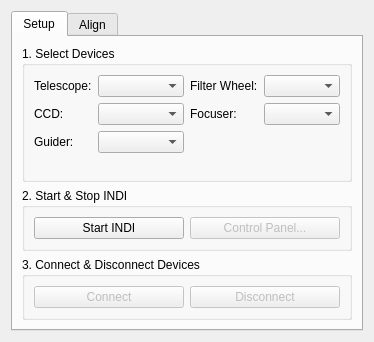
Old version of the form kstars/ekos/ekosmanager.ui in the repository KDE/kstars.
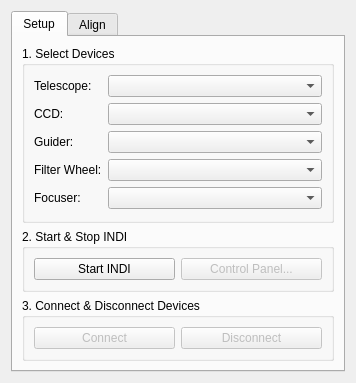
New version of the form. Custom widgets are drawn as their Qt base class.

Commit message: Improving Ekos Manager UI

The edit to the form file:
```diff
--- a/kstars/ekos/ekosmanager.ui
+++ b/kstars/ekos/ekosmanager.ui
@@ -6,8 +6,8 @@
    <rect>
     <x>0</x>
     <y>0</y>
-    <width>374</width>
-    <height>342</height>
+    <width>356</width>
+    <height>370</height>
    </rect>
   </property>
   <property name="windowTitle">
@@ -23,19 +23,17 @@
       <attribute name="title">
        <string>Setup</string>
       </attribute>
-      <layout class="QVBoxLayout" name="verticalLayout_9">
+      <layout class="QVBoxLayout" name="verticalLayout_5">
        <item>
         <widget class="QGroupBox" name="groupBox">
          <property name="title">
           <string>1. Select Devices</string>
          </property>
-         <layout class="QHBoxLayout" name="horizontalLayout_5">
-          <item>
            <layout class="QVBoxLayout" name="verticalLayout_4">
             <item>
              <layout class="QHBoxLayout" name="horizontalLayout">
               <item>
-               <layout class="QVBoxLayout" name="verticalLayout_2">
+             <layout class="QVBoxLayout" name="verticalLayout_3">
                 <item>
                  <widget class="QLabel" name="label_6">
                   <property name="text">
@@ -57,65 +55,6 @@
                   </property>
                  </widget>
                 </item>
-               </layout>
-              </item>
-              <item>
-               <layout class="QVBoxLayout" name="verticalLayout_3">
-                <item>
-                 <widget class="QComboBox" name="telescopeCombo">
-                  <property name="sizePolicy">
-                   <sizepolicy hsizetype="Expanding" vsizetype="Fixed">
-                    <horstretch>0</horstretch>
-                    <verstretch>0</verstretch>
-                   </sizepolicy>
-                  </property>
-                 </widget>
-                </item>
-                <item>
-                 <widget class="QComboBox" name="ccdCombo">
-                  <property name="sizePolicy">
-                   <sizepolicy hsizetype="Expanding" vsizetype="Fixed">
-                    <horstretch>0</horstretch>
-                    <verstretch>0</verstretch>
-                   </sizepolicy>
-                  </property>
-                 </widget>
-                </item>
-                <item>
-                 <widget class="QComboBox" name="guiderCombo">
-                  <property name="sizePolicy">
-                   <sizepolicy hsizetype="Expanding" vsizetype="Fixed">
-                    <horstretch>0</horstretch>
-                    <verstretch>0</verstretch>
-                   </sizepolicy>
-                  </property>
-                 </widget>
-                </item>
-               </layout>
-              </item>
-             </layout>
-            </item>
-            <item>
-             <spacer name="verticalSpacer_3">
-              <property name="orientation">
-               <enum>Qt::Vertical</enum>
-              </property>
-              <property name="sizeHint" stdset="0">
-               <size>
-                <width>20</width>
-                <height>40</height>
-               </size>
-              </property>
-             </spacer>
-            </item>
-           </layout>
-          </item>
-          <item>
-           <layout class="QVBoxLayout" name="verticalLayout_7">
-            <item>
-             <layout class="QHBoxLayout" name="horizontalLayout_2">
-              <item>
-               <layout class="QVBoxLayout" name="verticalLayout_5">
                 <item>
                  <widget class="QLabel" name="label_9">
                   <property name="text">
@@ -133,7 +72,37 @@
                </layout>
               </item>
               <item>
-               <layout class="QVBoxLayout" name="verticalLayout_6">
+             <layout class="QVBoxLayout" name="verticalLayout_2">
+              <item>
+               <widget class="QComboBox" name="telescopeCombo">
+                <property name="sizePolicy">
+                 <sizepolicy hsizetype="Expanding" vsizetype="Fixed">
+                  <horstretch>0</horstretch>
+                  <verstretch>0</verstretch>
+                 </sizepolicy>
+                </property>
+               </widget>
+              </item>
+              <item>
+               <widget class="QComboBox" name="ccdCombo">
+                <property name="sizePolicy">
+                 <sizepolicy hsizetype="Expanding" vsizetype="Fixed">
+                  <horstretch>0</horstretch>
+                  <verstretch>0</verstretch>
+                 </sizepolicy>
+                </property>
+               </widget>
+              </item>
+              <item>
+               <widget class="QComboBox" name="guiderCombo">
+                <property name="sizePolicy">
+                 <sizepolicy hsizetype="Expanding" vsizetype="Fixed">
+                  <horstretch>0</horstretch>
+                  <verstretch>0</verstretch>
+                 </sizepolicy>
+                </property>
+               </widget>
+              </item>
                 <item>
                  <widget class="QComboBox" name="filterCombo">
                   <property name="sizePolicy">
@@ -159,19 +128,17 @@
              </layout>
             </item>
             <item>
-             <spacer name="verticalSpacer_4">
+           <spacer name="verticalSpacer_3">
               <property name="orientation">
                <enum>Qt::Vertical</enum>
               </property>
               <property name="sizeHint" stdset="0">
                <size>
                 <width>20</width>
-                <height>40</height>
+              <height>17</height>
                </size>
               </property>
              </spacer>
-            </item>
-           </layout>
           </item>
          </layout>
         </widget>
```
Lines whose indentation alone changed are shown as unchanged.
